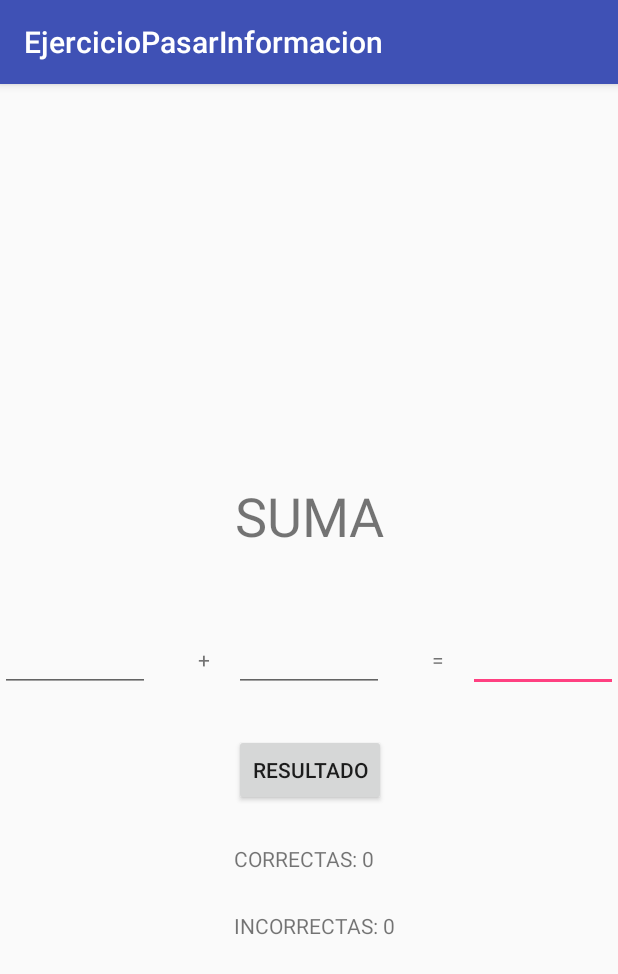
After one commit to davidnenu/EjercicioPasarInformacion, an Android app: the Ej3_1 screen opened directly, with no data from a screen before it, on a phone screen of 412 x 824 dp. The commit adds this screen. Shown: the top 974 px of the screen. Run offline under Robolectric (Android 15) with nearby library versions, the phone set to English and light mode, and no system bars.

Commit message:
18/10/2017

```diff
--- a/app/src/main/AndroidManifest.xml
+++ b/app/src/main/AndroidManifest.xml
@@ -17,7 +17,11 @@
             </intent-filter>
         </activity>
         <activity android:name=".Ej1_1" />
-        <activity android:name=".Ej1_2"></activity>
+        <activity android:name=".Ej1_2" />
+        <activity android:name=".Ej2_1" />
+        <activity android:name=".Ej2_2" />
+        <activity android:name=".Ej3_1" />
+        <activity android:name=".Ej3_2"></activity>
     </application>
 
 </manifest>
--- /dev/null
+++ b/app/src/main/java/com/example/dm2/ejerciciopasarinformacion/Ej3_1.java
@@ -0,0 +1,50 @@
+package com.example.dm2.ejerciciopasarinformacion;
+
+import android.content.Intent;
+import android.support.v7.app.AppCompatActivity;
+import android.os.Bundle;
+import android.view.View;
+import android.widget.EditText;
+import android.widget.TextView;
+
+public class Ej3_1 extends AppCompatActivity {
+
+    EditText s1;
+    EditText s2;
+    EditText si;
+    TextView t1;
+    TextView t2;
+    int i=0,c=0;
+
+    @Override
+    protected void onCreate(Bundle savedInstanceState) {
+        super.onCreate(savedInstanceState);
+        setContentView(R.layout.activity_ej3_1);
+
+        s1=(EditText)findViewById(R.id.suma1);
+        s2=(EditText)findViewById(R.id.suma2);
+        si=(EditText)findViewById(R.id.sumaigual);
+        t1=(TextView)findViewById(R.id.correctas);
+        t2=(TextView)findViewById(R.id.incorrectas);
+    }
+    public void sumar(View v){
+        if(s1.getText().toString().length()>0&&s2.getText().toString().length()>0) {
+            Intent intent = new Intent(Ej3_1.this, Ej3_2.class);
+            intent.putExtra("s1", Integer.parseInt(s1.getText().toString()));
+            intent.putExtra("s2", Integer.parseInt(s2.getText().toString()));
+            intent.putExtra("si", Integer.parseInt(si.getText().toString()));
+            startActivityForResult(intent,1234);
+        }
+    }
+    protected void onActivityResult (int requestCode, int resultCode,
+                                     Intent data){
+        if (requestCode==1234 && resultCode==RESULT_OK ) {
+            String res = data.getExtras().getString("resultado");
+            if(res.equals("true"))
+                t1.setText("CORRECTAS: "+(c+1));
+            else
+            t2.setText("INCORRECTAS: "+(i+1));
+        }
+    }
+
+}
--- a/app/src/main/res/layout/activity_ej1.xml
+++ b/app/src/main/res/layout/activity_ej1.xml
@@ -35,6 +35,7 @@
         android:onClick="verificar"/>
 
     <TextView
+        android:id="@+id/condiciones"
         android:layout_width="wrap_content"
         android:layout_height="wrap_content"
         android:text="¿Aceptas condiciones?" />
@@ -43,7 +44,8 @@
         android:id="@+id/volver"
         android:layout_width="wrap_content"
         android:layout_height="wrap_content"
-        android:drawableBottom="@mipmap/ic_launcher" />
+        android:drawableBottom="@mipmap/ic_launcher"
+        android:onClick="volver"/>
 
 
     >
--- /dev/null
+++ b/app/src/main/res/layout/activity_ej3_1.xml
@@ -0,0 +1,95 @@
+<?xml version="1.0" encoding="utf-8"?>
+<RelativeLayout xmlns:android="http://schemas.android.com/apk/res/android"
+    xmlns:tools="http://schemas.android.com/tools"
+    android:id="@+id/ejercicio2_1"
+    android:layout_width="match_parent"
+    android:layout_height="match_parent"
+    android:orientation="vertical"
+    >
+
+    <TextView
+        android:id="@+id/suma"
+        android:layout_width="200dp"
+        android:layout_height="wrap_content"
+        android:text="SUMA"
+        android:textAlignment="center"
+        android:textSize="36sp"
+        android:layout_marginBottom="48dp"
+        android:layout_above="@+id/suma1"
+        android:layout_centerHorizontal="true" />
+<EditText
+    android:id="@+id/sumaigual"
+    android:layout_width="100dp"
+    android:layout_height="wrap_content"
+    android:inputType="number"
+    android:layout_centerVertical="true"
+    android:layout_alignBaseline="@+id/igual"
+    android:layout_alignBottom="@+id/igual"
+    android:layout_alignParentEnd="true" />
+    <TextView
+        android:id="@+id/mas"
+        android:layout_width="wrap_content"
+        android:layout_height="wrap_content"
+        android:text="+"
+        android:layout_centerVertical="true"
+        android:layout_alignBaseline="@+id/suma2"
+        android:layout_alignBottom="@+id/suma2"
+        android:layout_toStartOf="@+id/suma2"
+        android:layout_marginEnd="16dp" />
+
+    <EditText
+        android:id="@+id/suma2"
+        android:layout_width="100dp"
+        android:layout_height="wrap_content"
+        android:inputType="number"
+        android:layout_centerVertical="true"
+
+        android:layout_alignBaseline="@+id/igual"
+        android:layout_alignBottom="@+id/igual"
+        android:layout_centerHorizontal="true" />
+    <TextView
+        android:id="@+id/igual"
+        android:layout_width="wrap_content"
+        android:layout_height="wrap_content"
+        android:text="="
+        android:layout_marginEnd="16dp"
+        android:layout_centerVertical="true"
+
+        android:layout_toStartOf="@+id/sumaigual" />
+    <EditText
+        android:id="@+id/suma1"
+        android:layout_width="100dp"
+        android:layout_height="wrap_content"
+        android:inputType="number"
+        android:layout_centerVertical="true"
+        android:layout_alignBaseline="@+id/sumaigual"
+        android:layout_alignBottom="@+id/sumaigual"
+        android:layout_alignParentStart="true" />
+    <Button
+        android:id="@+id/sumar"
+        android:layout_width="wrap_content"
+        android:layout_height="wrap_content"
+        android:text="Resultado"
+        android:onClick="sumar"
+        android:layout_below="@+id/suma2"
+        android:layout_alignStart="@+id/suma2"
+        android:layout_marginTop="28dp" />
+    <TextView
+        android:id="@+id/correctas"
+        android:layout_width="wrap_content"
+        android:layout_height="wrap_content"
+        android:text="CORRECTAS: 0"
+        android:layout_below="@+id/sumar"
+        android:layout_alignStart="@+id/sumar"
+        android:layout_marginTop="25dp" />
+    <TextView
+        android:id="@+id/incorrectas"
+        android:layout_width="wrap_content"
+        android:layout_height="wrap_content"
+        android:text="INCORRECTAS: 0"
+        android:layout_marginTop="25dp"
+        android:layout_below="@+id/correctas"
+        android:layout_alignStart="@+id/correctas" />
+
+
+</RelativeLayout>
```
Also changed, not shown: app/src/main/java/com/example/dm2/ejerciciopasarinformacion/Ej1_1.java (+19 -2 lines), app/src/main/java/com/example/dm2/ejerciciopasarinformacion/Ej1_2.java (+11 -3 lines), app/src/main/java/com/example/dm2/ejerciciopasarinformacion/Ej2_1.java (added, +30 -0 lines), app/src/main/java/com/example/dm2/ejerciciopasarinformacion/Ej2_2.java (added, +31 -0 lines), app/src/main/java/com/example/dm2/ejerciciopasarinformacion/Ej3_2.java (added, +59 -0 lines), app/src/main/java/com/example/dm2/ejerciciopasarinformacion/MainActivity.java (+4 -4 lines), app/src/main/res/layout/activity_ej2.xml (added, +57 -0 lines), app/src/main/res/layout/activity_ej2_2.xml (added, +24 -0 lines), app/src/main/res/layout/activity_ej3_2.xml (added, +25 -0 lines).
